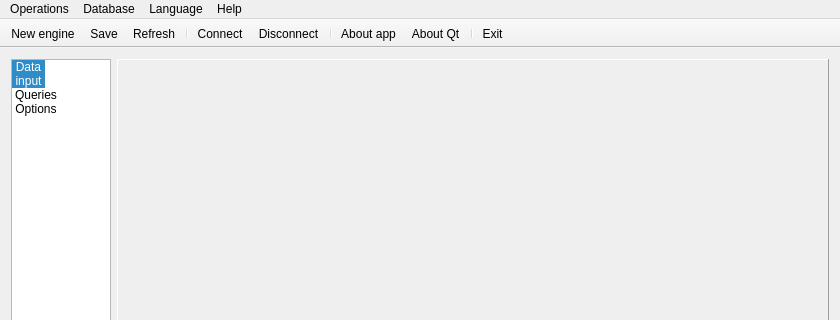
This is gtes_starts/main_window.ui in olgerd27/gtes_starts as Qt 5 draws it before an edit; both pictures show x 0 to 840 and y 0 to 320 of the 840 by 519 pixel window. The edited form follows.
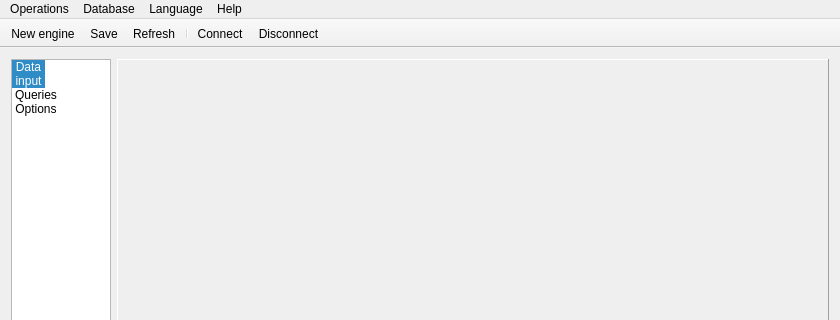
This is the edited form. Icons and pictures are not drawn. Custom widgets are drawn as their Qt base class.

What changed in the file:
```diff
--- a/gtes_starts/main_window.ui
+++ b/gtes_starts/main_window.ui
@@ -192,12 +192,12 @@
    </property>
    <property name="iconSize">
     <size>
-     <width>21</width>
-     <height>21</height>
+     <width>18</width>
+     <height>18</height>
     </size>
    </property>
    <property name="toolButtonStyle">
-    <enum>Qt::ToolButtonTextUnderIcon</enum>
+    <enum>Qt::ToolButtonIconOnly</enum>
    </property>
    <attribute name="toolBarArea">
     <enum>TopToolBarArea</enum>
@@ -211,11 +211,6 @@
    <addaction name="separator"/>
    <addaction name="m_actConnectToDB"/>
    <addaction name="m_actDisconnectFromDB"/>
-   <addaction name="separator"/>
-   <addaction name="m_actAboutApp"/>
-   <addaction name="m_actAboutQt"/>
-   <addaction name="separator"/>
-   <addaction name="m_actExit"/>
   </widget>
   <widget class="QStatusBar" name="statusBar"/>
   <action name="m_actNewEngine">
```
Left out of the diff: 2 changed lines with no effect on the pictures.
